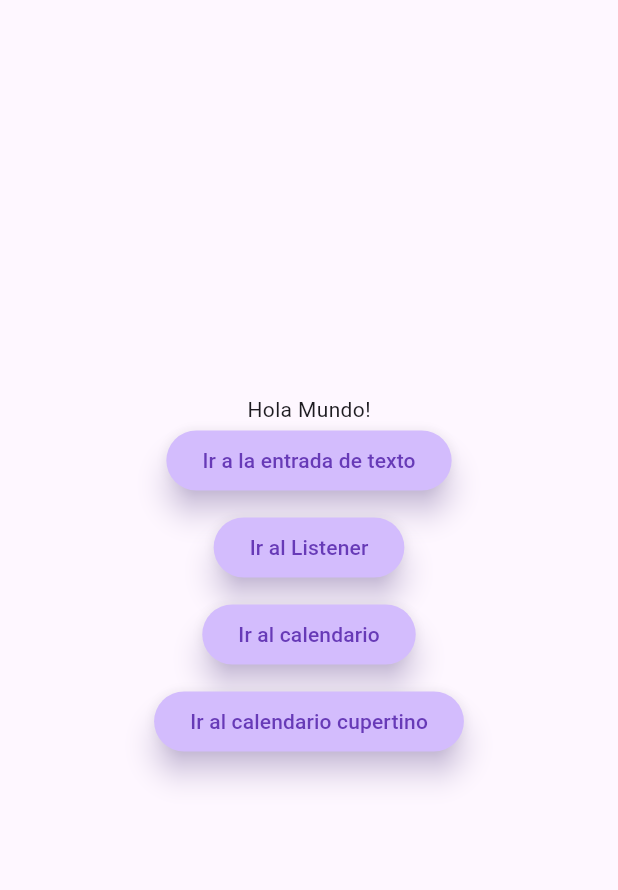
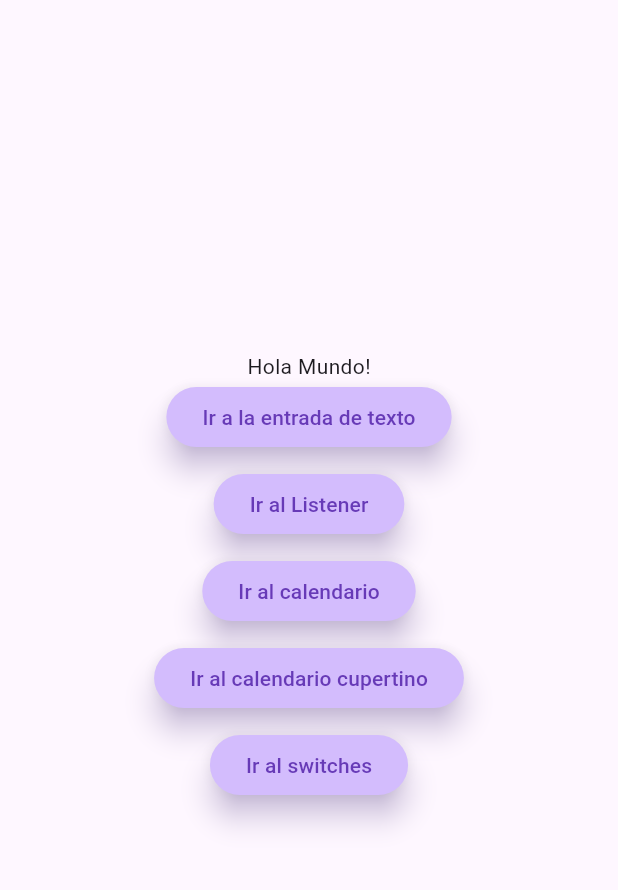
Before and after one commit to Trollkopf/formularios_flutter-dart, a Flutter app: the screen it shows after launch, on a phone screen of 412 x 824 dp, the part 84-974 px from its top. Run offline on Flutter 3.47's test engine with Material 2 defaults, Android fonts, the phone set to English and light mode, and no system bars.

Commit message:
switches added and updated everything

```diff
--- a/lib/main.dart
+++ b/lib/main.dart
@@ -1,8 +1,8 @@
-import 'package:flutter/cupertino.dart';
 import 'package:flutter/material.dart';
 import 'package:flutter_localizations/flutter_localizations.dart';
 import 'package:formularios/views/cupertinodatepicker.dart';
 import 'package:formularios/views/datepicker.dart';
+import 'package:formularios/views/switches.dart';
 
 import 'views/formulario.dart';
 import 'views/home_page.dart';
@@ -42,7 +42,8 @@ class MyApp extends StatelessWidget {
             const Calendario(title: 'Calendario'),
         '/cupertinodate': (BuildContext context) =>
             const CupertinoDatepicker(title: 'Calendario Cupertino'),
-
+        '/switches': (BuildContext context) =>
+            const Switches(title: 'Switches'),
       },
     );
   }
--- a/lib/views/formulario.dart
+++ b/lib/views/formulario.dart
@@ -42,7 +42,7 @@ class _Formulario extends State<Formulario> {
               ),
               const Divider(),
               const Padding(padding: EdgeInsets.only(bottom: 20)),
-              Container(
+              SizedBox(
                 height: MediaQuery.of(context).size.height * 0.7,
                 width: MediaQuery.of(context).size.width * 0.9,
                 child: Column(
--- a/lib/views/home_page.dart
+++ b/lib/views/home_page.dart
@@ -65,7 +65,19 @@ class MyHomePage extends StatelessWidget {
                     foregroundColor: Colors.deepPurple,
                     elevation: 8,
                     shadowColor: Theme.of(context).colorScheme.inversePrimary),
-                child: const Text('Ir al calendario cupertino'))
+                child: const Text('Ir al calendario cupertino')),
+            const Padding(padding: EdgeInsets.only(bottom: 10)),
+            ElevatedButton(
+                onPressed: () {
+                  Navigator.pushNamed(context, '/switches');
+                },
+                style: ElevatedButton.styleFrom(
+                    backgroundColor:
+                        Theme.of(context).colorScheme.inversePrimary,
+                    foregroundColor: Colors.deepPurple,
+                    elevation: 8,
+                    shadowColor: Theme.of(context).colorScheme.inversePrimary),
+                child: const Text('Ir al switches')),
           ],
         ),
       ),
```
Also changed, not shown: lib/views/cupertinodatepicker.dart (+5 -5 lines), lib/views/datepicker.dart (+4 -4 lines), lib/views/switches.dart (added, +75 -0 lines).
